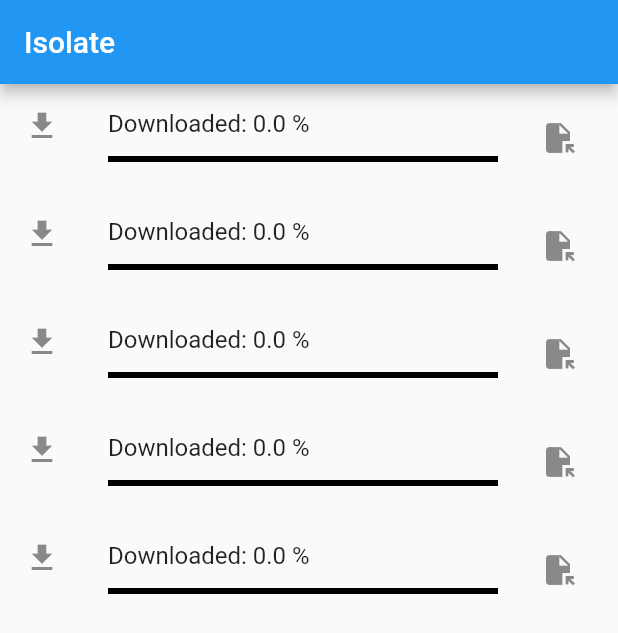
After one commit to FahriddinKodirov/file_downloading, a Flutter app: the screen it shows after launch, after a tap on the "file open" icon, on a phone screen of 412 x 824 dp. The commit adds this screen. Shown: the top 633 px of the screen. Run offline on Flutter 3.47's test engine with Material 2 defaults, Android fonts, the light colour scheme and no system bars; our stand-ins replace dio, equatable, flutter_bloc, flutter_local_notifications, permission_handler, timezone; missing offline and left inert: open_file_safe; network calls fail.

Commit message:
add_isolate

```diff
--- a/lib/bloc/file_manager_event.dart
+++ b/lib/bloc/bloc/file_manager_event.dart
@@ -8,5 +8,6 @@ class FetchFileManager extends FileManagerEvent {
  FetchFileManager({
             required this.fileName,
             required this.fileUrl,
-            required this.progress});
+            required this.progress
+            });
 }
--- /dev/null
+++ b/lib/bloc/bloc_isolate/isloate_download_state.dart
@@ -0,0 +1,32 @@
+import 'package:equatable/equatable.dart';
+
+class IsolateDownloadState extends Equatable {
+  final double progress;
+  final String newFileLocation;
+  final bool isTrue;
+
+
+  const IsolateDownloadState({
+    required this.progress,
+    required this.newFileLocation,
+    required this.isTrue
+  });
+
+  IsolateDownloadState copyWith({
+    double? progress,
+    String? newFileLocation,
+    bool? isTrue
+  }) =>
+     IsolateDownloadState(
+      progress: progress ?? this.progress,
+      newFileLocation: newFileLocation ?? this.newFileLocation,
+      isTrue: isTrue ?? this.isTrue
+      );
+
+  @override
+  List<Object?> get props => [
+     progress,
+     newFileLocation,
+     isTrue
+  ];
+}
--- /dev/null
+++ b/lib/bloc/bloc_isolate/isolate_download_event.dart
@@ -0,0 +1,13 @@
+abstract class IsolateDownloadEvent {}
+
+class FetchIsolateFile extends IsolateDownloadEvent {
+  final String fileName;
+  final String fileUrl;
+  final double progress;
+
+ FetchIsolateFile({
+            required this.fileName,
+            required this.fileUrl,
+            required this.progress
+            });
+}
--- /dev/null
+++ b/lib/date/local_notification_service.dart
@@ -0,0 +1,182 @@
+import 'package:file_downloading/screen/isolate_ui/file_date_screen/file_date_screen.dart';
+import 'package:flutter/foundation.dart';
+import 'package:flutter/material.dart';
+import 'package:flutter_local_notifications/flutter_local_notifications.dart';
+import 'package:timezone/data/latest_all.dart' as tz;
+import 'package:timezone/timezone.dart' as tz;
+
+class LocalNotificationService {
+  static final LocalNotificationService localNotificationService =
+      LocalNotificationService._();
+
+  factory LocalNotificationService() {
+    return localNotificationService;
+  }
+
+  LocalNotificationService._();
+
+  final FlutterLocalNotificationsPlugin flutterLocalNotificationsPlugin =
+      FlutterLocalNotificationsPlugin();
+
+  void init(GlobalKey<NavigatorState> navigatorKey) {
+    // Android
+    const AndroidInitializationSettings androidInitializationSettings =
+        AndroidInitializationSettings("download1");
+
+    //IOS
+    final DarwinInitializationSettings initializationSettingsDarwin =
+        DarwinInitializationSettings(
+      onDidReceiveLocalNotification: onDidReceiveLocalNotification,
+    );
+
+    //Set
+    InitializationSettings initializationSettings = InitializationSettings(
+      android: androidInitializationSettings,
+      iOS: initializationSettingsDarwin,
+    );
+
+    flutterLocalNotificationsPlugin.initialize(
+      initializationSettings,
+      // onDidReceiveBackgroundNotificationResponse: notificationTapBackground,
+      onDidReceiveNotificationResponse: (
+        NotificationResponse notificationResponse,
+      ) {
+        //Android
+        if (notificationResponse.payload != null) {
+          Navigator.push(navigatorKey.currentContext!,
+              MaterialPageRoute(builder: (context) {
+            return const FileDateScreen();
+          }));
+
+          debugPrint('PAYLOAD RESULT------> ${notificationResponse.payload}');
+        } else {
+          print("PAYLOAD RESULT NULL");
+        }
+      },
+    );
+
+    flutterLocalNotificationsPlugin
+        .resolvePlatformSpecificImplementation<
+            AndroidFlutterLocalNotificationsPlugin>()
+        ?.requestPermission();
+    tz.initializeTimeZones();
+  }
+
+  @pragma('vm:entry-point')
+  void notificationTapBackground(NotificationResponse notificationResponse) {
+    print("TAPPED FROM BACKGROUND");
+  }
+
+// Android
+
+  //IOS
+  void onDidReceiveLocalNotification(
+    int id,
+    String? title,
+    String? body,
+    String? payload,
+  ) async {
+    print(payload);
+  }
+
+  //channel
+  AndroidNotificationChannel androidNotificationChannel =
+      const AndroidNotificationChannel(
+    "my_channel",
+    "Notification Lesson ",
+    importance: Importance.max,
+    description: "My Notification description",
+  );
+
+  void showNotification({
+    required int id,
+    required int index
+  }) {
+    flutterLocalNotificationsPlugin.show(
+      id,
+      "Hurmatli Foydalanuvchi",
+      "$index chi File Yuklanyabti",
+      NotificationDetails(
+        android: AndroidNotificationDetails(
+          androidNotificationChannel.id,
+          androidNotificationChannel.name,
+          priority: Priority.max,
+          playSound: true,
+          icon: "download1",
+          showProgress: true,
+          largeIcon: const DrawableResourceAndroidBitmap('download1'),
+        ),
+      ),
+      payload: "SIMPLE NOTIFICATION DATA ID:$id",
+    );
+  }
+
+    void showNotificationTwo({
+    required int id,
+  }) {
+    flutterLocalNotificationsPlugin.show(
+      id,
+      "Hurmatli Foydalanuvchi",
+      "Yuklanboldi",
+      NotificationDetails(
+        android: AndroidNotificationDetails(
+          androidNotificationChannel.id,
+          androidNotificationChannel.name,
+          priority: Priority.max,
+          playSound: true,
+          icon: "tick_icon",
+          showProgress: true,
+          largeIcon: const DrawableResourceAndroidBitmap('tick_icon'),
+        ),
+      ),
+      payload: "SIMPLE NOTIFICATION DATA ID:$id",
+    );
+  }
+
+  void scheduleNotification({required int id, required int delayedTime}) async {
+    await flutterLocalNotificationsPlugin.zonedSchedule(
+      id,
+      "scheduleNotification ID:$id",
+      "EXAMPLE",
+      tz.TZDateTime.now(tz.local).add(Duration(seconds: delayedTime)),
+
+      NotificationDetails(
+        android: AndroidNotificationDetails(
+          androidNotificationChannel.id,
+          androidNotificationChannel.name,
+          channelDescription: 'To remind you about upcoming birthdays',
+        ),
+      ),
+      payload: "SCHEADULED NOTIFICATION PAYLOAD DATA ID:$id",
+      androidAllowWhileIdle: true,
+      uiLocalNotificationDateInterpretation:
+          UILocalNotificationDateInterpretation.absoluteTime,
+    );
+  }
+
+  void showPeriodically({required int id}) async {
+    await flutterLocalNotificationsPlugin.periodicallyShow(
+      id,
+      'repeating title',
+      'repeating body',
+      RepeatInterval.everyMinute,
+      NotificationDetails(
+        android: AndroidNotificationDetails(
+          androidNotificationChannel.id,
+          androidNotificationChannel.name,
+          channelDescription: 'To remind you about upcoming birthdays',
+        ),
+      ),
+      androidAllowWhileIdle: true,
+      payload: "PERIODICALLY NOTIFICACYION DATA ID:$id",
+    );
+  }
+
+  void cancelAllNotifications() {
+    flutterLocalNotificationsPlugin.cancelAll();
+  }
+
+  void cancelNotificationById(int id) {
+    flutterLocalNotificationsPlugin.cancel(id);
+  }
+}
--- a/lib/main.dart
+++ b/lib/main.dart
@@ -1,4 +1,5 @@
-import 'package:file_downloading/screen/file_download_example.dart';
+import 'package:file_downloading/date/local_notification_service.dart';
+import 'package:file_downloading/screen/isolate_ui/isolate_file_download.dart';
 import 'package:flutter/material.dart';
 
 void main() {
@@ -11,12 +12,17 @@ class MyApp extends StatelessWidget {
 
   @override
   Widget build(BuildContext context) {
+    final GlobalKey<NavigatorState> navigatorKey = GlobalKey<NavigatorState>();
+    LocalNotificationService.localNotificationService.init(navigatorKey);
+
     return MaterialApp(
+      debugShowCheckedModeBanner: false,
       title: 'Flutter Demo',
       theme: ThemeData(
         primarySwatch: Colors.blue,
       ),
-      home: const FileDownloadExamaple(),
+      home: const IsolateFileDownload(),
+      navigatorKey: navigatorKey,
     );
   }
 }
--- /dev/null
+++ b/lib/screen/isolate_ui/isolate_file_download.dart
@@ -0,0 +1,27 @@
+import 'package:file_downloading/screen/isolate_ui/isolate_info.dart';
+import 'package:file_downloading/screen/isolate_ui/isolate_single_download.dart';
+import 'package:flutter/material.dart';
+
+class IsolateFileDownload extends StatefulWidget {
+  const IsolateFileDownload({super.key});
+
+  @override
+  State<IsolateFileDownload> createState() => _IsolateFileDownloadState();
+}
+
+class _IsolateFileDownloadState extends State<IsolateFileDownload> {
+  int doublePress = 0;
+
+  @override
+  Widget build(BuildContext context) {
+    return Scaffold(
+      appBar: AppBar(title: const Text('Isolate')),
+      body: ListView.builder(
+        itemCount: fileData.length,
+        itemBuilder: (context, index) {
+          var  singleFile = fileData[index];
+          return IsolateSingleDownload(isolateInfo: singleFile,index: index+1,);
+        })
+    );
+  }
+}
--- a/lib/screen/file_info.dart
+++ b/lib/screen/isolate_ui/isolate_info.dart
@@ -1,20 +1,22 @@
 import 'package:equatable/equatable.dart';
 
-class FileInfo extends Equatable {
+class IsolateInfo extends Equatable {
   final String fileName;
   final String fileUrl;
   final double progress;
 
-  const FileInfo({required this.fileName,
+  const IsolateInfo({
+            required this.fileName,
             required this.fileUrl,
-            required this.progress});
+            required this.progress
+        });
 
-FileInfo copyWith({
+IsolateInfo copyWith({
   String? fileName,
   String? fileUrl,
   double? progress
 }) =>
-   FileInfo(
+   IsolateInfo(
     fileName: fileName ?? this.fileName,
     fileUrl: fileUrl ?? this.fileUrl,
     progress: progress?? this.progress
@@ -28,30 +30,30 @@ FileInfo copyWith({
   ];
 
 }
- List<FileInfo> fileData  = [
-  const FileInfo(
+ List<IsolateInfo> fileData  = [
+  const IsolateInfo(
     fileName: 'Pythonbook',
     fileUrl: 'http://bilimlar.uz/wp-content/uploads/2021/02/k100001.pdf',
     progress: 0.0
     ),
-  const FileInfo(
+  const IsolateInfo(
     fileName: 'butterfly',
     fileUrl: 'http://bilimlar.uz/wp-content/uploads/2021/02/k100001.pdf',
     progress: 0.0
     ),
-  const FileInfo(
+  const IsolateInfo(
     fileName: 'sabyan va rahmon',
     fileUrl: 'http://bilimlar.uz/wp-content/uploads/2021/02/k100001.pdf',
     progress: 0.0
     ),
-  const FileInfo(
+  const IsolateInfo(
     fileName: 'ajoyib rasm',
     fileUrl: 'http://bilimlar.uz/wp-content/uploads/2021/02/k100001.pdf',
     progress: 0.0
     ),
-  const FileInfo(
+  const IsolateInfo(
     fileName: 'foydali file',
-    fileUrl: 'http://foydali-fayllar.uz/wp-content/uploads/2021/04/informatika-text.doc.zip',
+    fileUrl: 'http://bilimlar.uz/wp-content/uploads/2021/02/k100001.pdf',
     progress: 0.0
     ),
 
--- /dev/null
+++ b/lib/screen/isolate_ui/isolate_single_download.dart
@@ -0,0 +1,70 @@
+import 'package:file_downloading/bloc/bloc_isolate/isloate_download_state.dart';
+import 'package:file_downloading/bloc/bloc_isolate/isolate_download_bloc.dart';
+import 'package:file_downloading/bloc/bloc_isolate/isolate_download_event.dart';
+import 'package:file_downloading/date/local_notification_service.dart';
+import 'package:file_downloading/screen/isolate_ui/isolate_info.dart';
+import 'package:flutter/material.dart';
+import 'package:flutter_bloc/flutter_bloc.dart';
+import 'package:open_file_safe/open_file_safe.dart';
+
+class IsolateSingleDownload extends StatefulWidget {
+  final IsolateInfo isolateInfo;
+  final int index;
+
+   IsolateSingleDownload({super.key, required this.isolateInfo, required this.index});
+
+  @override
+  State<IsolateSingleDownload> createState() => _IsolateSingleDownloadState();
+}
+
+class _IsolateSingleDownloadState extends State<IsolateSingleDownload> {
+   int currentId = 1;
+
+   int currentIdTwo = 1;
+   bool isTrue = false;
+
+  @override
+  Widget build(BuildContext context) {
+    return BlocProvider(
+      create: (context) => IsolateDownloadBloc(),
+      child: BlocBuilder<IsolateDownloadBloc, IsolateDownloadState>(
+        builder:(context, state) {
+         return ListTile(
+          leading: state.newFileLocation.isEmpty
+           ? const Icon(Icons.download)
+           : const Icon(Icons.download_done),
+          title: Text('Downloaded: ${state.progress * 100} %'),
+          subtitle: LinearProgressIndicator(
+            value: state.progress,
+            backgroundColor: Colors.black,
+          ),
+          onTap: () {
+            // ignore: avoid_single_cascade_in_expression_statements
+            context
+               .read<IsolateDownloadBloc>()
+               ..add(FetchIsolateFile(fileName: widget.isolateInfo.fileName, fileUrl: widget.isolateInfo.fileUrl, progress: widget.isolateInfo.progress));
+         currentId++;
+
+            print('--------------------.${state.progress}');
+            setState(() {
+              LocalNotificationService.localNotificationService
+                    .showNotification(id: currentId,index: widget.index);
+
+             state.isTrue?LocalNotificationService.localNotificationService
+                    .showNotificationTwo(id: currentIdTwo):null;
+
+            });
+          },
+          trailing: IconButton(
+            onPressed: () {
+              if(state.newFileLocation.isNotEmpty){
+                print(state.newFileLocation);
+                OpenFile.open(state.newFileLocation);
+              }
+            },
+            icon: const Icon(Icons.file_open)),
+         );
+        },),
+    );
+  }
+}
--- a/lib/screen/file_download_example.dart
+++ b/lib/screen/ui/file_download_example.dart
@@ -1,5 +1,5 @@
-import 'package:file_downloading/screen/file_info.dart';
-import 'package:file_downloading/screen/single_file_downloading.dart';
+import 'package:file_downloading/screen/ui/file_info.dart';
+import 'package:file_downloading/screen/ui/single_file_downloading.dart';
 import 'package:flutter/material.dart';
 
 class FileDownloadExamaple extends StatefulWidget {
--- /dev/null
+++ b/lib/screen/ui/file_info.dart
@@ -0,0 +1,60 @@
+import 'package:equatable/equatable.dart';
+
+class FileInfo extends Equatable {
+  final String fileName;
+  final String fileUrl;
+  final double progress;
+
+  const FileInfo({
+            required this.fileName,
+            required this.fileUrl,
+            required this.progress
+        });
+
+FileInfo copyWith({
+  String? fileName,
+  String? fileUrl,
+  double? progress
+}) =>
+   FileInfo(
+    fileName: fileName ?? this.fileName,
+    fileUrl: fileUrl ?? this.fileUrl,
+    progress: progress?? this.progress
+    );
+
+  @override
+  List<Object?> get props => [
+    fileName,
+    fileUrl,
+    progress
+  ];
+
+}
+ List<FileInfo> fileData  = [
+  const FileInfo(
+    fileName: 'Pythonbook',
+    fileUrl: 'http://bilimlar.uz/wp-content/uploads/2021/02/k100001.pdf',
+    progress: 0.0
+    ),
+  const FileInfo(
+    fileName: 'butterfly',
+    fileUrl: 'http://bilimlar.uz/wp-content/uploads/2021/02/k100001.pdf',
+    progress: 0.0
+    ),
+  const FileInfo(
+    fileName: 'sabyan va rahmon',
+    fileUrl: 'http://bilimlar.uz/wp-content/uploads/2021/02/k100001.pdf',
+    progress: 0.0
+    ),
+  const FileInfo(
+    fileName: 'ajoyib rasm',
+    fileUrl: 'http://bilimlar.uz/wp-content/uploads/2021/02/k100001.pdf',
+    progress: 0.0
+    ),
+  const FileInfo(
+    fileName: 'foydali file',
+    fileUrl: 'http://bilimlar.uz/wp-content/uploads/2021/02/k100001.pdf',
+    progress: 0.0
+    ),
+
+ ];
--- a/pubspec.yaml
+++ b/pubspec.yaml
@@ -37,6 +37,8 @@ dependencies:
   # Use with the CupertinoIcons class for iOS style icons.
   cupertino_icons: ^1.0.2
   permission_handler: ^10.2.0
+  flutter_local_notifications: ^12.0.2
+  expandable_page_view: ^1.0.17
   open_file_safe: ^3.2.3
   path_provider: ^2.0.12
   flutter_bloc: ^8.1.1
```
Also changed, not shown: lib/bloc/bloc/file_manager_bloc.dart (renamed from lib/bloc/file_manager_bloc.dart, +29 -29 lines), lib/bloc/bloc_isolate/isolate_download_bloc.dart (added, +88 -0 lines), lib/screen/isolate_ui/file_date_screen/file_date_screen.dart (added, +19 -0 lines), lib/screen/ui/single_file_downloading.dart (renamed from lib/screen/single_file_downloading.dart, +6 -7 lines), lib/bloc/bloc/file_manager_state.dart (renamed from lib/bloc/file_manager_state.dart), pubspec.lock, 2 other files.
